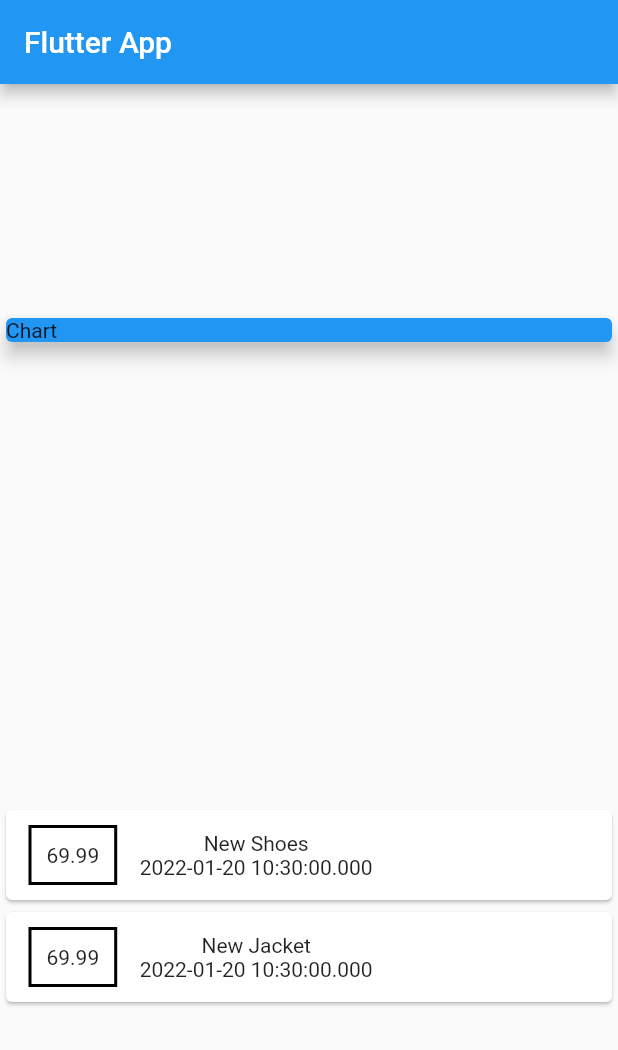
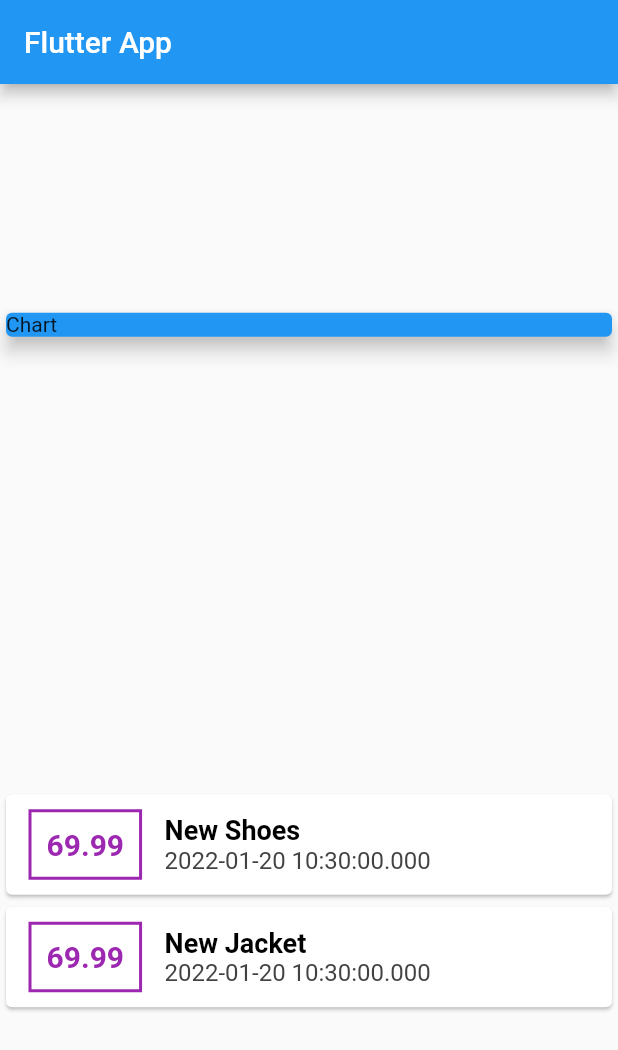
Before and after one commit to bantawa04/expenseTrackerFlutter, a Flutter app: the screen it shows after launch, on a phone screen of 412 x 824 dp. Shown: the top 1050 px of the screen. Run offline on Flutter 3.47's test engine with Material 2 defaults, Android fonts, the phone set to English and light mode, and no system bars.

Commit message:
4.11 Styling text

```diff
--- a/lib/main.dart
+++ b/lib/main.dart
@@ -52,18 +52,35 @@ class MyHomePage extends StatelessWidget {
                       padding: EdgeInsets.all(10),
                       decoration: BoxDecoration(
                         border: Border.all(
-                          color: Colors.black,
+                          color: Colors.purple,
                           width: 2,
                         ),
                       ),
                       child: Text(
                         tx.amount.toString(),
+                        style: TextStyle(
+                            fontWeight: FontWeight.bold,
+                            fontSize: 20,
+                            color: Colors.purple),
                       ),
                     ),
                     Column(
+                      crossAxisAlignment: CrossAxisAlignment.start,
                       children: <Widget>[
-                        Text(tx.title),
-                        Text(tx.date.toString()),
+                        Text(
+                          tx.title,
+                          style: TextStyle(
+                              fontWeight: FontWeight.bold,
+                              color: Colors.black,
+                              fontSize: 18),
+                        ),
+                        Text(
+                          tx.date.toString(),
+                          style: TextStyle(
+                            fontSize: 16,
+                            color: Colors.grey[800]
+                          ),
+                        ),
                       ],
                     )
                   ],
```
